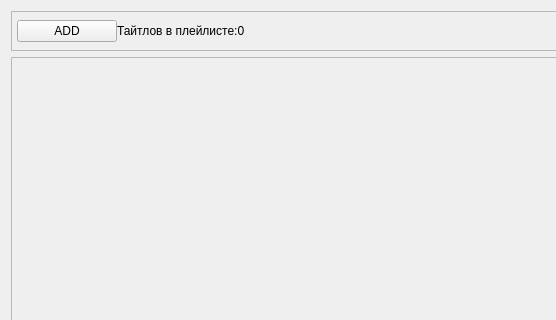
This is Python/PlayListStore_4.0/GUI/New_Playlist.ui in Kamikoto-sama/Kamis-Code as Qt 5 draws it before an edit; both pictures show x 0 to 556 and y 0 to 320 of the 807 by 518 pixel window. The edited form follows.
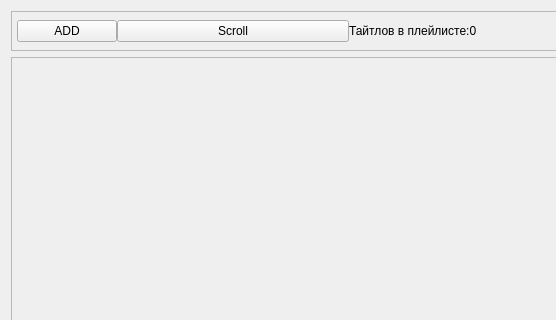
This is the edited form.

Patch:
```diff
--- a/Python/PlayListStore_4.0/GUI/New_Playlist.ui
+++ b/Python/PlayListStore_4.0/GUI/New_Playlist.ui
@@ -77,6 +77,13 @@
           </property>
          </widget>
         </item>
+        <item>
+         <widget class="QPushButton" name="scroll_">
+          <property name="text">
+           <string>Scroll</string>
+          </property>
+         </widget>
+        </item>
        </layout>
       </item>
       <item>
```
